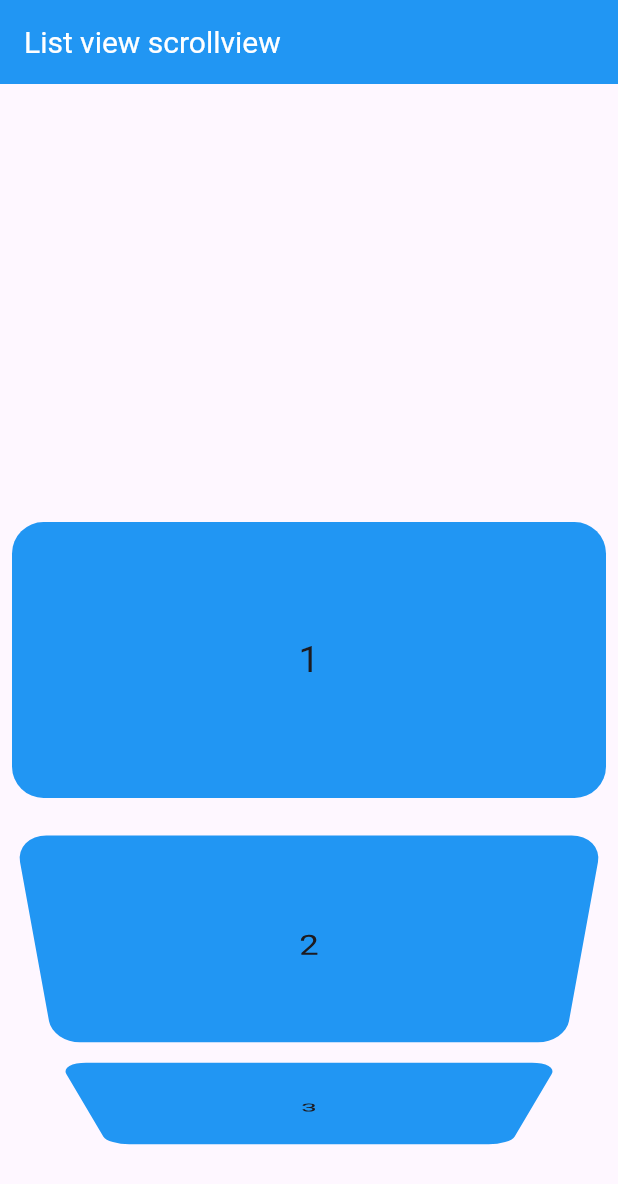
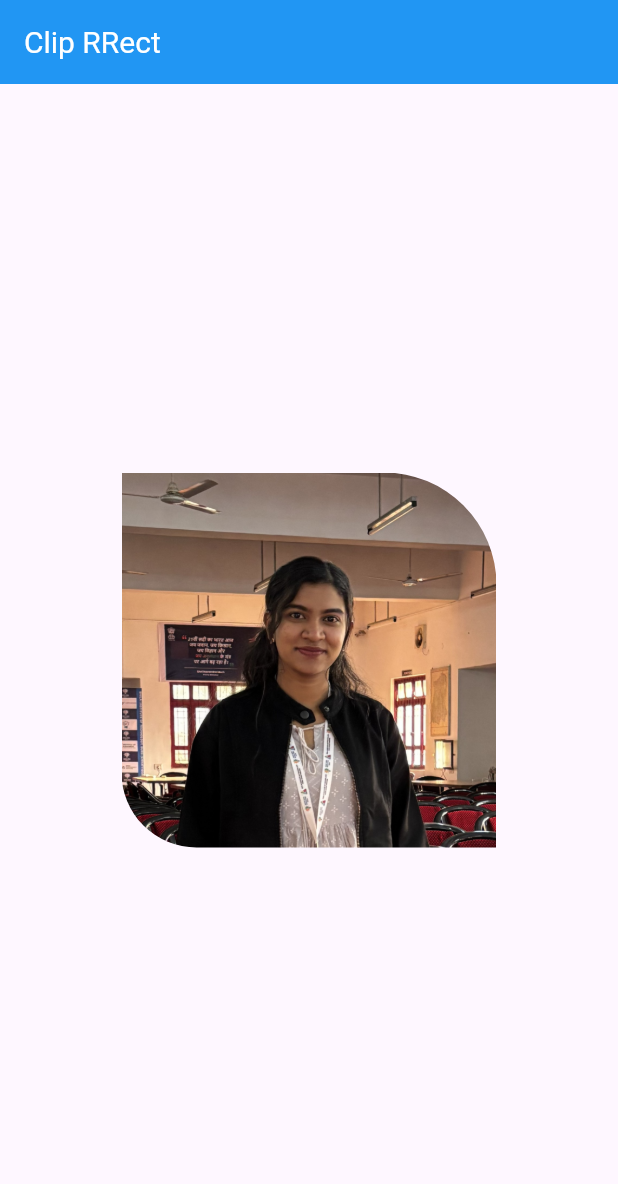
Before and after one commit to DivyaAKumar/FLUTTER-TUTORIAL, a Flutter app: the screen it shows after launch, on a phone screen of 412 x 824 dp. Shown: the top 1184 px of the screen. Run offline on Flutter 3.47's test engine with Material 3 defaults, Android fonts, the phone set to English and light mode, and no system bars; our stand-ins replace font_awesome_flutter.

Commit message:
Clip RRect

```diff
--- a/lib/main.dart
+++ b/lib/main.dart
@@ -73,27 +73,16 @@ class _MyHomePageState extends State<MyHomePage> {
   Widget build(BuildContext context) {
     return Scaffold(
       appBar: AppBar(
-        title: Text('List view scrollview'),
+        title: Text('Clip RRect'),
       ),
       body: Center(
-        child: ListWheelScrollView(
-          itemExtent: 200,
-          children: arrIndex.map((value) => Padding(
-                padding: const EdgeInsets.all(8.0),
-                child: Container(
-                  child: Center(child: Text('$value', style: TextStyle(fontSize: 25),)),
-                      height: double.infinity,
-                      decoration: BoxDecoration(
-                         color: Colors.blue,
-                         borderRadius: BorderRadius.circular(21)
-                      ),
-
-                    ),
-          ))
-
-              .toList(), // Ensure it's a List<Widget>
+        child: ClipRRect(
+         // borderRadius: BorderRadius.circular(21),
+         //borderRadius:  BorderRadius.all(Radius.elliptical(75, 50)),
+         borderRadius: BorderRadius.only(bottomLeft: Radius.circular(50), topRight: Radius.circular(75)),
+          child: Image.asset("assets/images/profile1.jpg", width: 250,height: 250,),
         ),
-      ),
+      )
 
       // Container(
       //   height: 100,
```
Also changed, not shown: assets/images/profile1.jpg (added).
